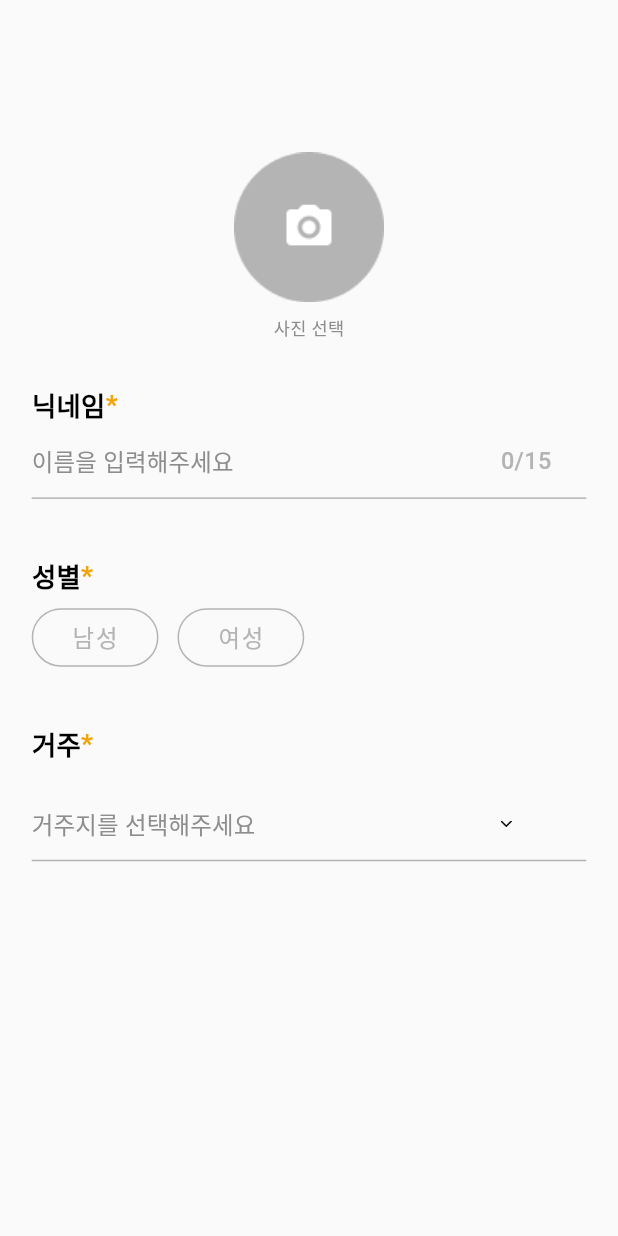
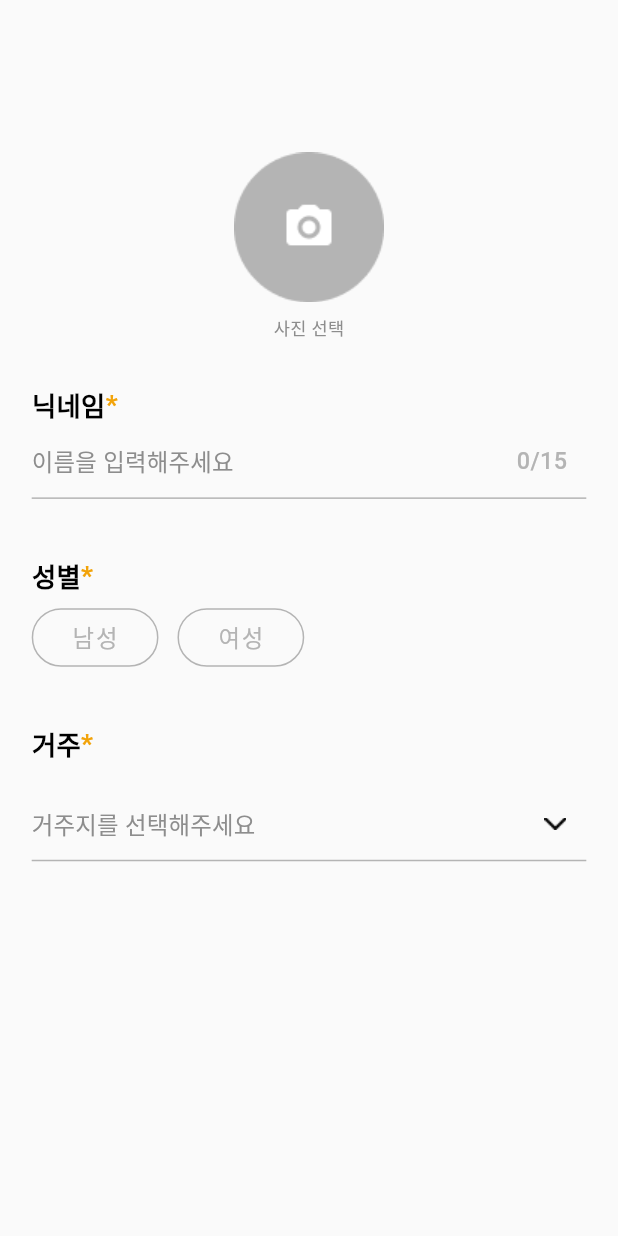
Before and after one commit to olivyou2/daisy-frontend, a Flutter app: the screen it shows after launch, on a phone screen of 412 x 824 dp. Run offline on Flutter 3.47's test engine with Material 2 defaults, Android fonts, the light colour scheme and no system bars; our stand-ins replace flutter_screenutil.

Commit message:
style: init page 닉네임, 거주지 style

```diff
--- a/lib/page/init/init.dart
+++ b/lib/page/init/init.dart
@@ -85,13 +85,13 @@ class _InitPageState extends State<InitPage> {
                                     fontSize: 16.sp),
                                 hintText: "이름을 입력해주세요"),
                           )),
-                      SizedBox(
-                        width: 34.w,
-                        child: Text("0/15",
-                            style: TextStyle(
-                                color: ColorPalette.gray2,
-                                fontWeight: FontWeight.w500,
-                                fontSize: 16.sp)),
+                      SizedBox(width: 10.w),
+                      Text(
+                        "0/15",
+                        style: TextStyle(
+                            color: ColorPalette.gray2,
+                            fontWeight: FontWeight.w500,
+                            fontSize: 16.sp),
                       ),
                     ],
                   ),
@@ -231,10 +231,11 @@ class _InitPageState extends State<InitPage> {
                                     fontSize: 16.sp),
                                 hintText: "거주지를 선택해주세요"),
                           )),
+                      const SizedBox(width: 29),
                       Image(
                           image: DaisyImages.dropdownBtnImage,
-                          width: 7.w,
-                          height: 14.h)
+                          width: 14.w,
+                          height: 28.h)
                     ],
                   ),
 
```
